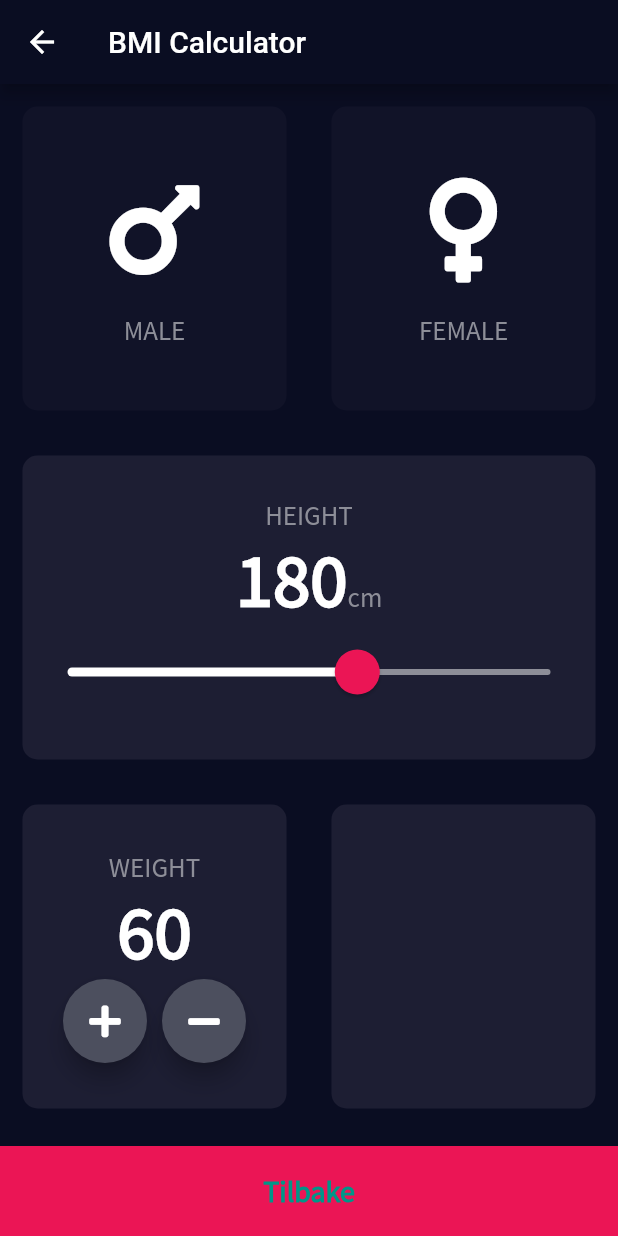
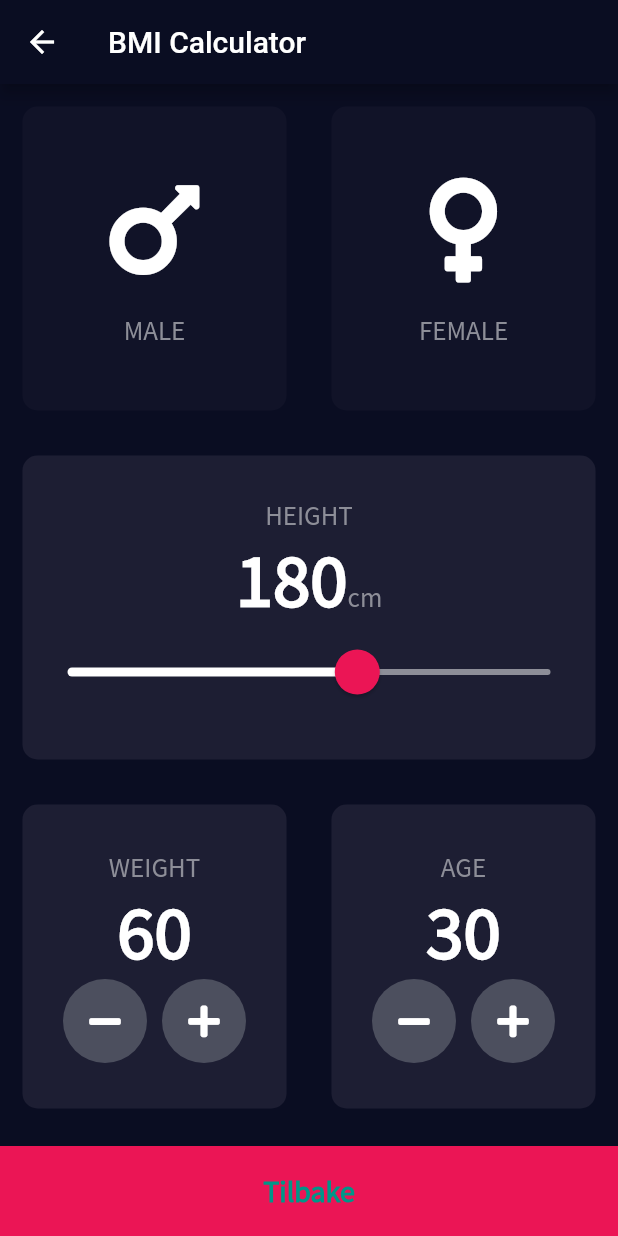
Before and after one commit to rbyre/playground, a Flutter app: the BMICalculator screen opened by its route, on a phone screen of 412 x 824 dp. Run offline on Flutter 3.47's test engine with Material 2 defaults, Android fonts, the light colour scheme and no system bars; our stand-ins replace audioplayers, font_awesome_flutter, shimmer.

Commit message:
finished interface of first screen in bmi calculator

```diff
--- a/lib/app_item.dart
+++ b/lib/app_item.dart
@@ -30,7 +30,8 @@ class AppItem extends StatelessWidget {
           baseColor: Colors.black,
           highlightColor: Colors.yellow,
           period: Duration(milliseconds: 2000),
-          // loop: 4,
+          loop: 4,
+
           child: Column(
             children: [
               Text(
--- a/lib/bmi_calculator/bmi_calculator.dart
+++ b/lib/bmi_calculator/bmi_calculator.dart
@@ -2,6 +2,7 @@ import 'package:flutter/material.dart';
 import 'package:font_awesome_flutter/font_awesome_flutter.dart';
 import 'package:playground/bmi_calculator/icon_content.dart';
 import 'package:playground/bmi_calculator/reusable_card.dart';
+import 'package:playground/bmi_calculator/round_icon_button.dart';
 
 import './constants.dart';
 
@@ -19,6 +20,7 @@ class _BMICalculatorState extends State<BMICalculator> {
   Color femaleCardcolor = inactiveCardColor;
   int height = 180;
   int weight = 60;
+  int age = 30;
 
   void updateColor(Gender selectedGender) {
     selectedGender == Gender.male
@@ -144,13 +146,23 @@ class _BMICalculatorState extends State<BMICalculator> {
                           mainAxisAlignment: MainAxisAlignment.center,
                           children: [
                             RoundIconButton(
-                              icon: FontAwesomeIcons.plus,
+                              onPressed: () {
+                                setState(() {
+                                  weight--;
+                                });
+                              },
+                              icon: FontAwesomeIcons.minus,
                             ),
                             SizedBox(
                               width: 10,
                             ),
                             RoundIconButton(
-                              icon: FontAwesomeIcons.minus,
+                              onPressed: () {
+                                setState(() {
+                                  weight++;
+                                });
+                              },
+                              icon: FontAwesomeIcons.plus,
                             ),
                           ],
                         ),
@@ -159,7 +171,43 @@ class _BMICalculatorState extends State<BMICalculator> {
                   ),
                 ),
                 Expanded(
-                  child: ReusableCard(cardColor: activeCardColor),
+                  child: ReusableCard(
+                      cardChild: Column(
+                        mainAxisAlignment: MainAxisAlignment.center,
+                        children: [
+                          Text(
+                            'AGE',
+                            style: labelTextStyle,
+                          ),
+
+                          Text(
+                            age.toString(),
+                            style: numberTextStyle,
+                          ),
+
+                          Row(
+                            mainAxisAlignment:MainAxisAlignment.center,
+                            children: [
+                              RoundIconButton(
+                                  icon: FontAwesomeIcons.minus,
+                                  onPressed: () {
+                                    setState(() {
+                                      age--;
+                                    });
+                                  }),
+                                  SizedBox(width: 10,),
+                              RoundIconButton(
+                                  icon: FontAwesomeIcons.plus,
+                                  onPressed: () {
+                                    setState(() {
+                                      age++;
+                                    });
+                                  })
+                            ],
+                          )
+                        ],
+                      ),
+                      cardColor: activeCardColor),
                 ),
               ],
             ),
@@ -192,23 +240,3 @@ class _BMICalculatorState extends State<BMICalculator> {
     );
   }
 }
-
-class RoundIconButton extends StatelessWidget {
-  RoundIconButton({required this.icon});
-
-
-  final IconData icon;
-
-  @override
-  Widget build(BuildContext context) {
-    return RawMaterialButton(
-        elevation: 6.0,
-        constraints: BoxConstraints.tightFor(height: 56, width: 56),
-        shape: CircleBorder(),
-        fillColor: Color(0xFF4C4F5E),
-        child: Icon(icon, color: Colors.white),
-        onPressed: () {
-
-        });
-  }
-}
--- /dev/null
+++ b/lib/bmi_calculator/round_icon_button.dart
@@ -0,0 +1,20 @@
+import 'package:flutter/material.dart';
+
+class RoundIconButton extends StatelessWidget {
+  RoundIconButton({required this.icon, required this.onPressed});
+
+  final IconData icon;
+  final VoidCallback onPressed;
+
+  @override
+  Widget build(BuildContext context) {
+    return RawMaterialButton(
+      elevation: 0.0,
+      onPressed: onPressed,
+      constraints: BoxConstraints.tightFor(height: 56, width: 56),
+      shape: CircleBorder(),
+      fillColor: Color(0xFF4C4F5E),
+      child: Icon(icon, color: Colors.white),
+    );
+  }
+}
```
